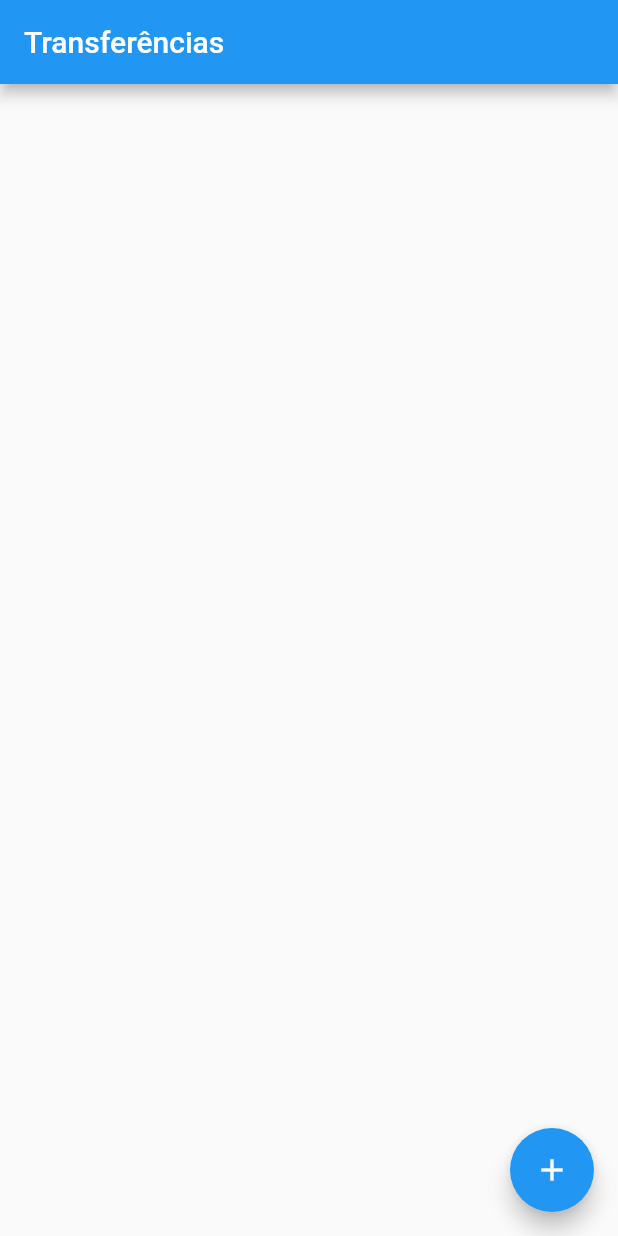
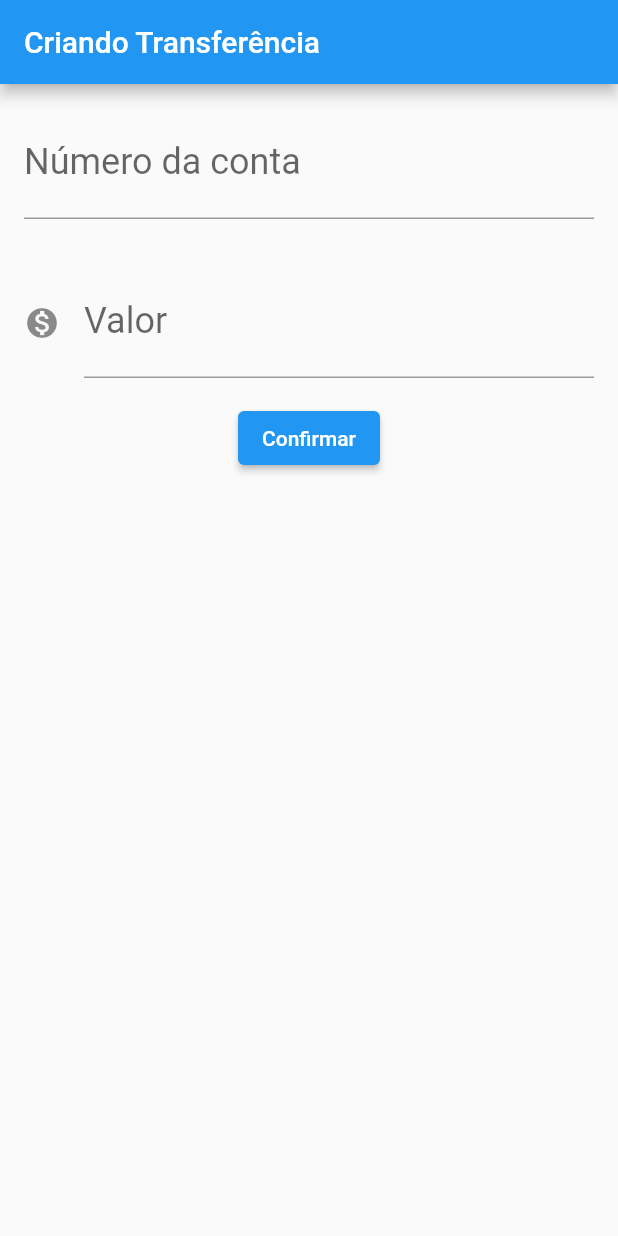
Before and after one commit to tgplay/bytebank-flutter, a Flutter app: the screen it shows after launch, on a phone screen of 412 x 824 dp. Run offline on Flutter 3.47's test engine with Material 2 defaults, Android fonts, the phone set to English and light mode, and no system bars; missing offline and left inert: dart:ffi.

Commit message:
criação de inputs de um formulario de transferencia

```diff
--- a/bytebank/lib/main.dart
+++ b/bytebank/lib/main.dart
@@ -1,18 +1,133 @@
+import 'dart:ffi';
+
 import 'package:flutter/material.dart';
 
 // Quando queremos executar alguma coisa para o aplicativo precisamos executar tudo dentro da chamada runApp()
-void main() => runApp(
-      MaterialApp(
-        home: Scaffold(
-          appBar: AppBar(
-            title: Text('Transferências'),
-          ),
-          floatingActionButton: FloatingActionButton(
-            onPressed: () {
-              print('Clicou');
-            },
-            child: Icon(Icons.add),
-          ),
-        ),
+void main() => runApp(ByteBankApp());
+
+class ByteBankApp extends StatelessWidget {
+  @override
+  Widget build(BuildContext context) {
+    return MaterialApp(
+      home: Scaffold(
+        body: FomularioTransferencia(),
       ),
     );
+  }
+}
+
+class FomularioTransferencia extends StatelessWidget {
+  //essas sao as controllers que capturam o texto digitado
+  final TextEditingController _controladorCampoValor = TextEditingController();
+  final TextEditingController _controladorCampoNumeroConta =
+      TextEditingController();
+
+  @override
+  Widget build(BuildContext context) {
+    return Scaffold(
+      appBar: AppBar(title: Text('Criando Transferência')),
+      body: Column(
+        children: [
+          Padding(
+            padding: const EdgeInsets.all(16.0),
+            child: TextField(
+              controller:
+                  _controladorCampoNumeroConta, //Essa é a variavel que armazena o que foi digitado no campo
+              style: TextStyle(
+                fontSize: 24.0,
+              ),
+              decoration: InputDecoration(
+                labelText: 'Número da conta',
+                hintText: '0000',
+              ),
+              keyboardType: TextInputType.number,
+            ),
+          ),
+          Padding(
+            padding: const EdgeInsets.all(16.0),
+            child: TextField(
+              controller:
+                  _controladorCampoValor, //Essa é a variavel que armazena o que foi digitado no campo
+              style: TextStyle(
+                fontSize: 24.0,
+              ),
+              decoration: InputDecoration(
+                labelText: 'Valor',
+                hintText: '0.00',
+                icon: Icon(Icons.monetization_on),
+              ),
+              keyboardType: TextInputType.number,
+            ),
+          ),
+          ElevatedButton(
+            child: Text('Confirmar'),
+            onPressed: () {
+              debugPrint('clicou no confirmar');
+              final int? numeroConta =
+                  int.tryParse(_controladorCampoNumeroConta.text);
+              final double? valor =
+                  double.tryParse(_controladorCampoValor.text);
+
+              if (numeroConta != null && valor != null) {
+                Transferencia(valor, numeroConta);
+
+                final transferenciaCriada = Transferencia(valor, numeroConta);
+                debugPrint('$transferenciaCriada');
+              }
+            },
+          )
+        ],
+      ),
+    );
+  }
+}
+
+class ListaTransferencias extends StatelessWidget {
+  @override
+  Widget build(BuildContext context) {
+    return Scaffold(
+      //o Scaffold não tem child mas body
+      appBar: AppBar(title: Text('Transferências')),
+      body: Column(
+        children: [
+          ItemTransferencia(Transferencia(100.0, 1000)),
+          ItemTransferencia(Transferencia(200.0, 2000)),
+          ItemTransferencia(Transferencia(300.0, 3000)),
+        ],
+      ),
+      floatingActionButton: FloatingActionButton(
+        onPressed: () {},
+        child: Icon(Icons.add),
+      ),
+    );
+  }
+}
+
+class ItemTransferencia extends StatelessWidget {
+  final Transferencia _transferencia;
+
+  ItemTransferencia(this._transferencia);
+
+  @override
+  Widget build(BuildContext context) {
+    return Card(
+      child: ListTile(
+        leading: Icon(Icons.monetization_on),
+        title: Text(_transferencia.valor.toString()),
+        subtitle: Text(_transferencia.numeroConta.toString()),
+      ),
+    );
+  }
+}
+
+class Transferencia {
+  final double valor;
+  final int numeroConta;
+
+  Transferencia(this.valor, this.numeroConta);
+
+  @override
+  String toString() {
+    return 'Transferencia{valor: $valor, numeroConta: $numeroConta}';
+  }
+}
```
